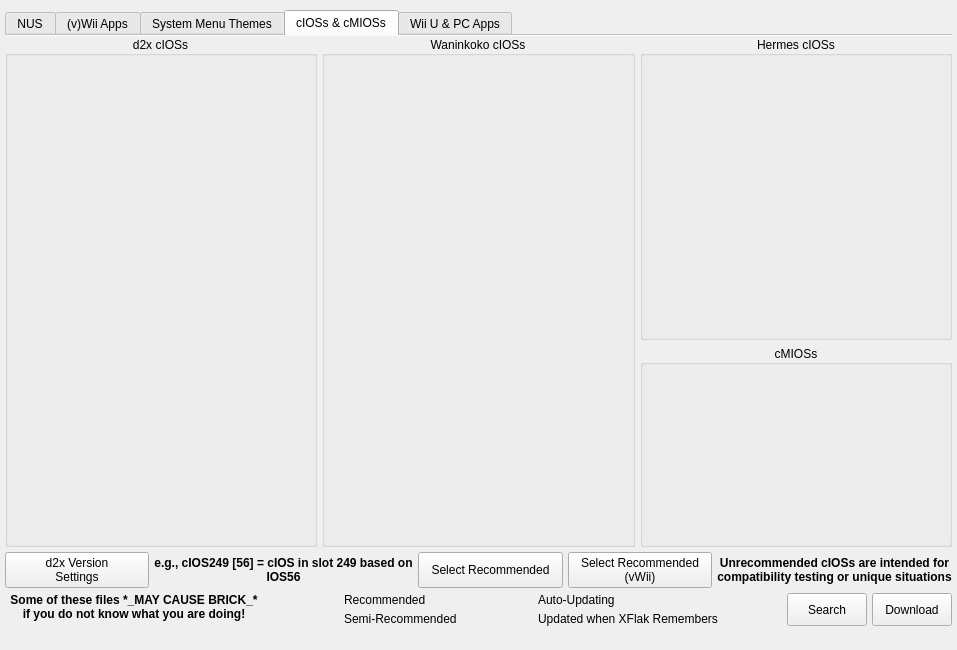
korbosoft/modmiiDownloader, file MainWindow.ui: the form before one commit.
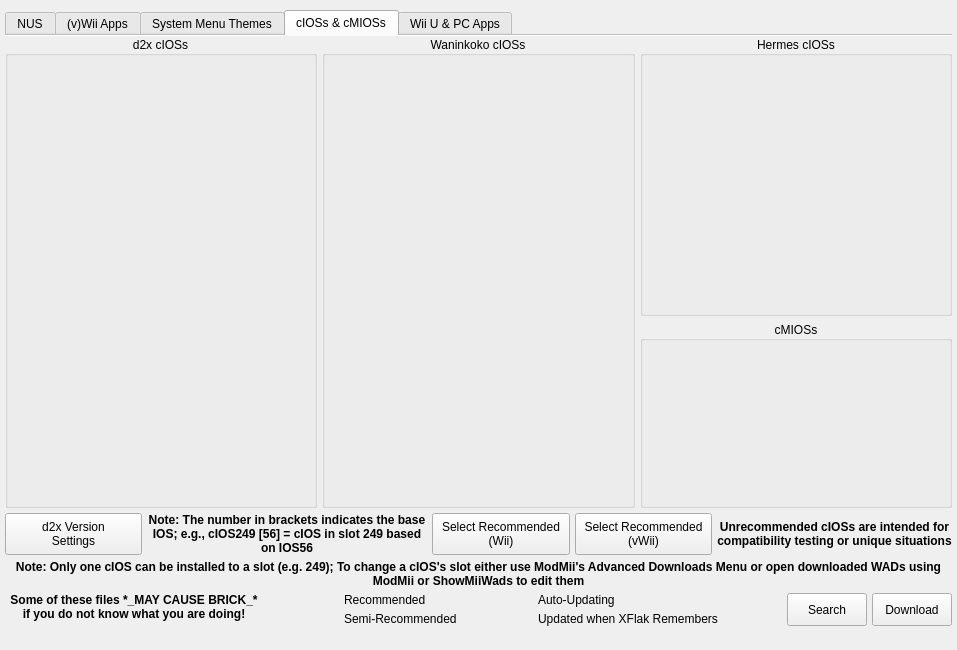
The form after the commit. The open tabs and pages were chosen to show the change. Icons and pictures are not drawn. Custom widgets are drawn as their Qt base class.

Patch:
```diff
--- a/MainWindow.ui
+++ b/MainWindow.ui
@@ -447,35 +447,15 @@
         <property name="spacing">
          <number>5</number>
         </property>
-        <item row="1" column="0">
-         <widget class="QPushButton" name="d2xSettings">
-          <property name="sizePolicy">
-           <sizepolicy hsizetype="Minimum" vsizetype="Minimum">
-            <horstretch>0</horstretch>
-            <verstretch>0</verstretch>
-           </sizepolicy>
-          </property>
-          <property name="text">
-           <string>d2x Version
-Settings</string>
-          </property>
-          <property name="iconSize">
-           <size>
-            <width>24</width>
-            <height>24</height>
-           </size>
-          </property>
-         </widget>
-        </item>
-        <item row="1" column="1">
-         <widget class="QLabel" name="ciosInfo">
+        <item row="3" column="0" colspan="6">
+         <widget class="QLabel" name="ciosInfo_2">
           <property name="font">
            <font>
             <bold>true</bold>
            </font>
           </property>
           <property name="text">
-           <string>e.g., cIOS249 [56] = cIOS in slot 249 based on IOS56</string>
+           <string>Note: Only one cIOS can be installed to a slot (e.g. 249); To change a cIOS's slot either use ModMii's Advanced Downloads Menu or open downloaded WADs using ModMii or ShowMiiWads to edit them</string>
           </property>
           <property name="textFormat">
            <enum>Qt::TextFormat::PlainText</enum>
@@ -491,30 +471,7 @@
           </property>
          </widget>
         </item>
-        <item row="1" column="2">
-         <widget class="QPushButton" name="wiiRecommended">
-          <property name="sizePolicy">
-           <sizepolicy hsizetype="Minimum" vsizetype="Minimum">
-            <horstretch>0</horstretch>
-            <verstretch>0</verstretch>
-           </sizepolicy>
-          </property>
-          <property name="text">
-           <string>Select Recommended</string>
-          </property>
-          <property name="icon">
-           <iconset resource="resource.qrc">
-            <normaloff>:/base/svg_recommended</normaloff>:/base/svg_recommended</iconset>
-          </property>
-          <property name="iconSize">
-           <size>
-            <width>24</width>
-            <height>24</height>
-           </size>
-          </property>
-         </widget>
-        </item>
-        <item row="1" column="3">
+        <item row="2" column="4">
          <widget class="QPushButton" name="vWiiRecommended">
           <property name="sizePolicy">
            <sizepolicy hsizetype="Minimum" vsizetype="Minimum">
@@ -538,8 +495,14 @@
           </property>
          </widget>
         </item>
-        <item row="1" column="4">
+        <item row="2" column="5">
          <widget class="QLabel" name="ciosWarning">
+          <property name="sizePolicy">
+           <sizepolicy hsizetype="Maximum" vsizetype="Minimum">
+            <horstretch>0</horstretch>
+            <verstretch>0</verstretch>
+           </sizepolicy>
+          </property>
           <property name="font">
            <font>
             <bold>true</bold>
@@ -562,7 +525,27 @@
           </property>
          </widget>
         </item>
-        <item row="0" column="0" colspan="5">
+        <item row="2" column="0">
+         <widget class="QPushButton" name="d2xSettings">
+          <property name="sizePolicy">
+           <sizepolicy hsizetype="Minimum" vsizetype="Minimum">
+            <horstretch>0</horstretch>
+            <verstretch>0</verstretch>
+           </sizepolicy>
+          </property>
+          <property name="text">
+           <string>d2x Version
+Settings</string>
+          </property>
+          <property name="iconSize">
+           <size>
+            <width>24</width>
+            <height>24</height>
+           </size>
+          </property>
+         </widget>
+        </item>
+        <item row="0" column="0" colspan="6">
          <layout class="QGridLayout" name="ciosSelectGrid" rowstretch="3,2">
           <property name="spacing">
            <number>5</number>
@@ -621,6 +604,54 @@
           </item>
          </layout>
         </item>
+        <item row="2" column="3">
+         <widget class="QPushButton" name="wiiRecommended">
+          <property name="sizePolicy">
+           <sizepolicy hsizetype="Minimum" vsizetype="Minimum">
+            <horstretch>0</horstretch>
+            <verstretch>0</verstretch>
+           </sizepolicy>
+          </property>
+          <property name="text">
+           <string>Select Recommended
+(Wii)</string>
+          </property>
+          <property name="icon">
+           <iconset resource="resource.qrc">
+            <normaloff>:/base/svg_recommended</normaloff>:/base/svg_recommended</iconset>
+          </property>
+          <property name="iconSize">
+           <size>
+            <width>24</width>
+            <height>24</height>
+           </size>
+          </property>
+         </widget>
+        </item>
+        <item row="2" column="1" colspan="2">
+         <widget class="QLabel" name="ciosInfo">
+          <property name="font">
+           <font>
+            <bold>true</bold>
+           </font>
+          </property>
+          <property name="text">
+           <string>Note: The number in brackets indicates the base IOS; e.g., cIOS249 [56] = cIOS in slot 249 based on IOS56</string>
+          </property>
+          <property name="textFormat">
+           <enum>Qt::TextFormat::PlainText</enum>
+          </property>
+          <property name="alignment">
+           <set>Qt::AlignmentFlag::AlignCenter</set>
+          </property>
+          <property name="wordWrap">
+           <bool>true</bool>
+          </property>
+          <property name="textInteractionFlags">
+           <set>Qt::TextInteractionFlag::NoTextInteraction</set>
+          </property>
+         </widget>
+        </item>
        </layout>
       </widget>
       <widget class="QWidget" name="misc">
@@ -894,6 +925,11 @@
    <header>ThemeWidgets</header>
    <container>1</container>
   </customwidget>
+  <customwidget>
+   <class>ClickableStatusBar</class>
+   <extends>QStatusBar</extends>
+   <header>miscWidgets</header>
+  </customwidget>
  </customwidgets>
  <tabstops>
   <tabstop>tabWidget</tabstop>
```
Left out of the diff: 136 changed lines with no effect on the pictures.
